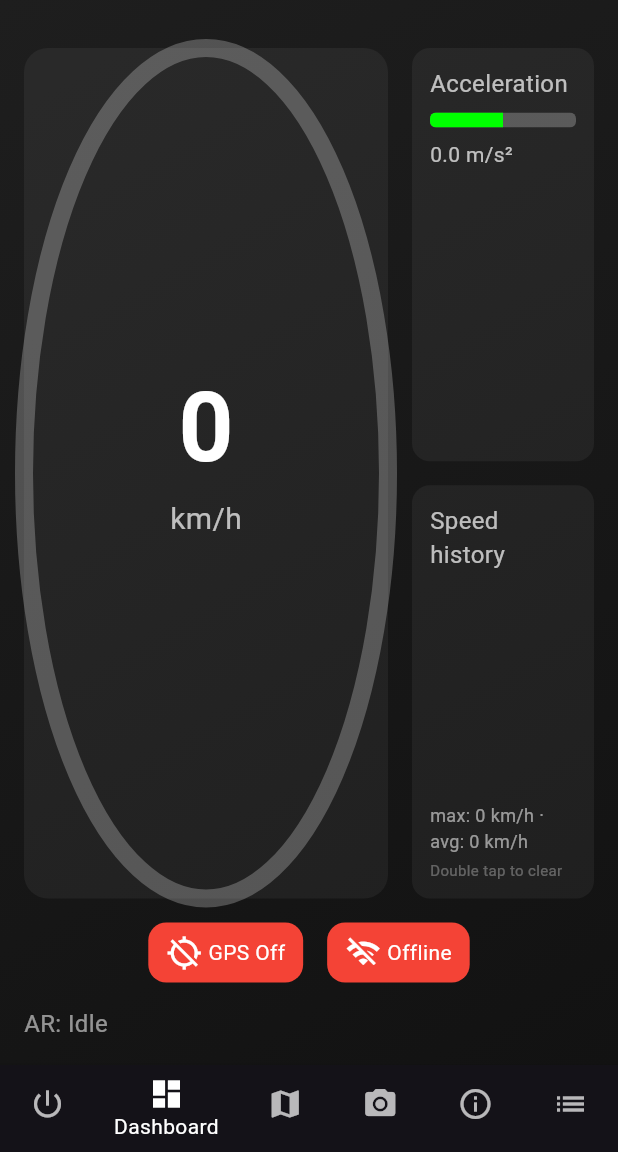
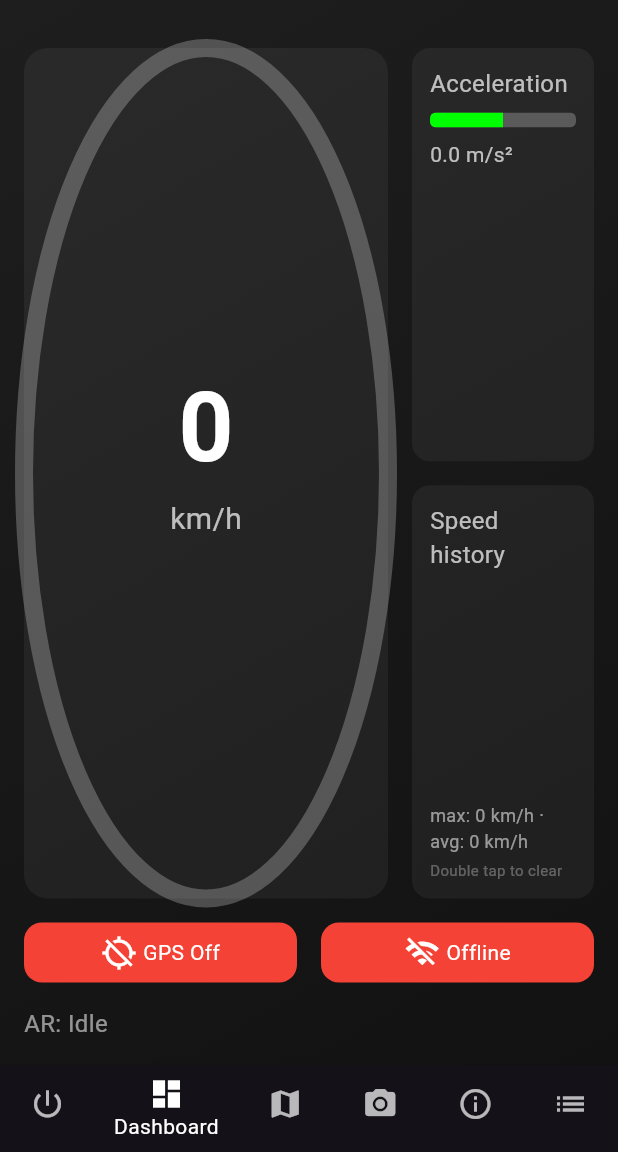
Before and after one commit to Reins981/Speedcamwarner_Dart, a Flutter app: the screen it shows after launch, item 2 of the bottom bar chosen, on a phone screen of 412 x 824 dp, the part 84-1236 px from its top. Run offline on Flutter 3.47's test engine with Material 3 defaults, Android fonts, the phone set to English and light mode, and no system bars; our stand-ins replace audioplayers, camera, flutter_map, flutter_tts, geolocator, googleapis_auth and 1 more; missing offline and left inert: dialog_flowtter, flutter_map_marker_popup, google_mlkit_commons, google_mlkit_face_detection, google_mlkit_object_detection, googleapis and 2 more.

Commit message:
Expand status widgets across dashboard

```diff
--- a/lib/ui/dashboard.dart
+++ b/lib/ui/dashboard.dart
@@ -248,11 +248,10 @@ class _DashboardPageState extends State<DashboardPage> {
 
   Widget _buildStatusRow() {
     return Row(
-      mainAxisAlignment: MainAxisAlignment.center,
       children: [
-        _buildGpsWidget(),
+        Expanded(child: _buildGpsWidget()),
         const SizedBox(width: 16),
-        _buildInternetWidget(),
+        Expanded(child: _buildInternetWidget()),
       ],
     );
   }
@@ -284,8 +283,10 @@ class _DashboardPageState extends State<DashboardPage> {
         color: color,
         borderRadius: BorderRadius.circular(12),
       ),
+      alignment: Alignment.center,
       child: Row(
         mainAxisSize: MainAxisSize.min,
+        mainAxisAlignment: MainAxisAlignment.center,
         children: [
           Icon(icon, color: Colors.white),
           const SizedBox(width: 4),
```
